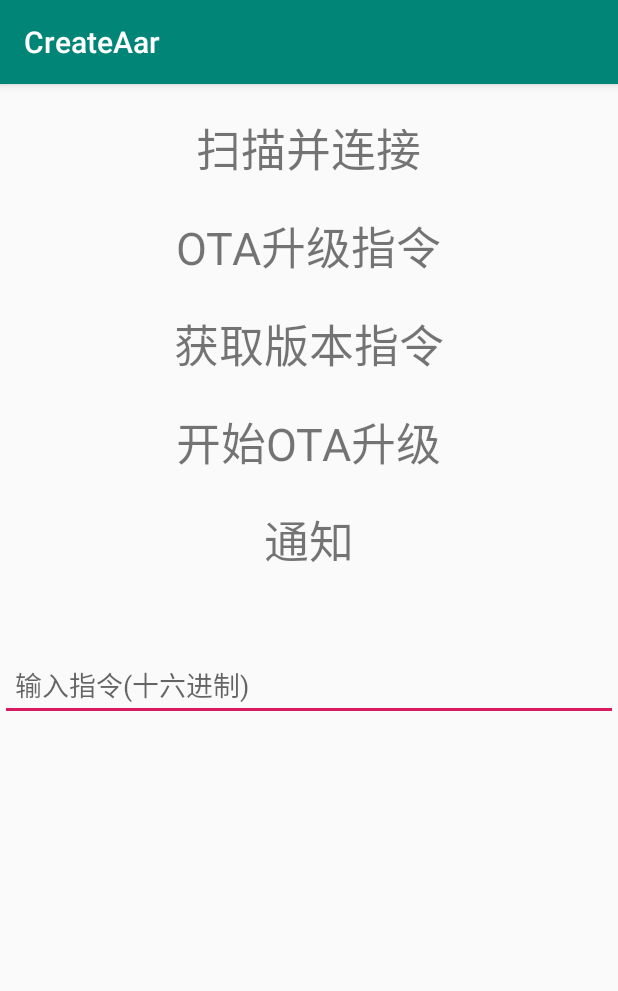
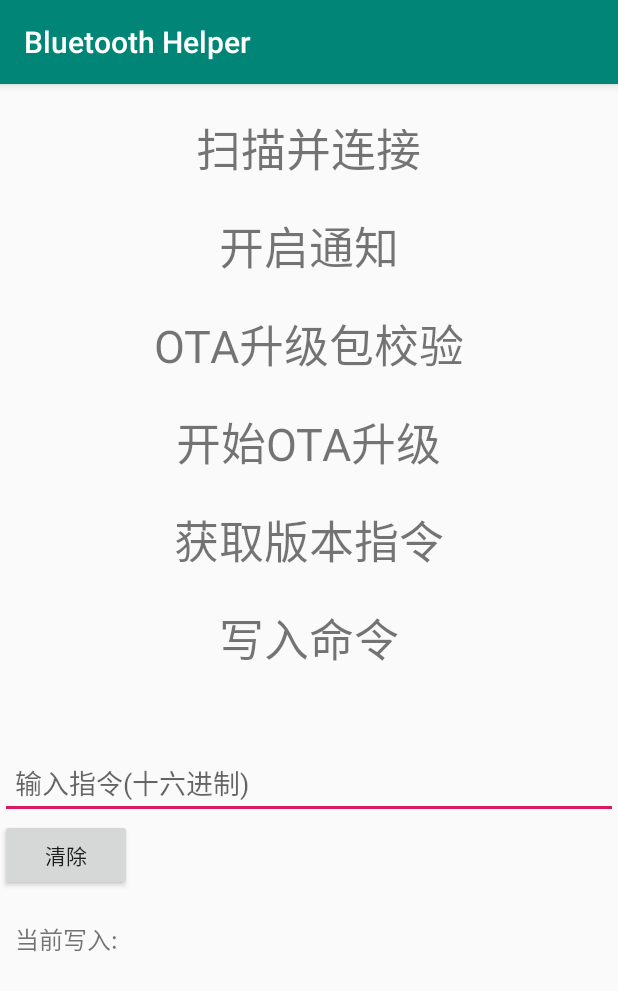
Before and after one commit to LeoKingdom/CreateAar, an Android app: the screen it shows after launch (MainActivity), on a phone screen of 412 x 824 dp. Shown: the top 991 px of the screen. Run offline under Robolectric (Android 15) with nearby library versions, the phone set to English and light mode, and no system bars; our stand-ins replace EventBus; libraries missing offline, so code that uses them is left out: com.clj.fastble; 3 statements that could not run were skipped.

```diff
--- a/app/src/main/java/com/ly/createaar/VirtualLeashHelper.java
+++ b/app/src/main/java/com/ly/createaar/VirtualLeashHelper.java
@@ -191,6 +191,9 @@ public class VirtualLeashHelper {
                 }
             }
 
+            if (disconnectListener!=null){
+                disconnectListener.disconnect(device,gatt);
+            }
 
             if (!bleManager.isBlueEnable()) {
                 deviceSelfDisableListener.deviceSelfDisable();
--- a/app/src/main/res/layout/activity_main.xml
+++ b/app/src/main/res/layout/activity_main.xml
@@ -18,16 +18,32 @@
             android:onClick="scan"
             android:text="扫描并连接"
             android:textSize="30sp" />
-
+        <TextView
+            android:layout_width="wrap_content"
+            android:layout_height="wrap_content"
+            android:layout_marginTop="20dp"
+            android:onClick="notify"
+            android:text="开启通知"
+            android:textSize="30sp" />
         <TextView
             android:id="@+id/ota"
             android:layout_width="wrap_content"
             android:layout_height="wrap_content"
             android:layout_marginTop="20dp"
             android:onClick="read"
-            android:text="OTA升级指令"
+            android:text="OTA升级包校验"
             android:textSize="30sp" />
 
+
+
+        <TextView
+            android:id="@+id/ota_data"
+            android:layout_width="wrap_content"
+            android:layout_height="wrap_content"
+            android:layout_marginTop="20dp"
+            android:onClick="write"
+            android:text="开始OTA升级"
+            android:textSize="30sp" />
         <TextView
             android:id="@+id/version"
             android:layout_width="wrap_content"
@@ -36,22 +52,16 @@
             android:onClick="read"
             android:text="获取版本指令"
             android:textSize="30sp" />
-
         <TextView
+            android:id="@+id/write"
             android:layout_width="wrap_content"
             android:layout_height="wrap_content"
             android:layout_marginTop="20dp"
             android:onClick="write"
-            android:text="开始OTA升级"
+            android:text="写入命令"
             android:textSize="30sp" />
 
-        <TextView
-            android:layout_width="wrap_content"
-            android:layout_height="wrap_content"
-            android:layout_marginTop="20dp"
-            android:onClick="notify"
-            android:text="通知"
-            android:textSize="30sp" />
+
 
 
         <EditText
@@ -64,6 +74,21 @@
             android:paddingStart="10dp"
             android:paddingEnd="10dp"
             android:singleLine="true" />
+        <Button
+            android:onClick="clear"
+            android:layout_width="wrap_content"
+            android:layout_height="wrap_content"
+            android:layout_gravity="left"
+            android:text="清除"/>
+        <TextView
+            android:id="@+id/write_tv"
+            android:layout_width="match_parent"
+            android:layout_height="wrap_content"
+            android:layout_marginTop="20dp"
+            android:text="当前写入:"
+            android:textSize="16sp"
+            android:layout_marginRight="@dimen/dp_10"
+            android:layout_marginLeft="@dimen/dp_10"/>
     </LinearLayout>
     <com.ly.bluetoothhelper.widget.ProgressDialogWidget
         android:id="@+id/progress_dialog"
--- a/app/src/main/res/values/strings.xml
+++ b/app/src/main/res/values/strings.xml
@@ -1,3 +1,3 @@
 <resources>
-    <string name="app_name">CreateAar</string>
+    <string name="app_name">Bluetooth Helper</string>
 </resources>
--- a/bluetoothhelper/src/main/java/com/ly/bluetoothhelper/helper/BluetoothHelper.java
+++ b/bluetoothhelper/src/main/java/com/ly/bluetoothhelper/helper/BluetoothHelper.java
@@ -139,6 +139,7 @@ public class BluetoothHelper {
             }
 
             public void onScanFinished(BleDevice bleDevice) {
+                Log.e("device----",bleDevice+"");
                 if (handleListener != null) {
                     handleListener.onScanFinished(bleDevice);
                 }
@@ -242,7 +243,6 @@ public class BluetoothHelper {
         if (this.uuidHelper == null) {
             this.uuidHelper = new BleUuidHelper();
         }
-        Log.e("uuid---",uuidHelper.getNotiyUuid()+"/"+uuidHelper.getServiceUuid());
         BleManager.getInstance().notify(bleDevice, this.uuidHelper.getServiceUuid(), this.uuidHelper.getNotiyUuid(), new BleNotifyCallback() {
             public void onNotifySuccess() {
                 if (listener != null) {
--- a/bluetoothhelper/src/main/java/com/ly/bluetoothhelper/widget/ProgressDialogWidget.java
+++ b/bluetoothhelper/src/main/java/com/ly/bluetoothhelper/widget/ProgressDialogWidget.java
@@ -25,6 +25,8 @@ public class ProgressDialogWidget extends RelativeLayout {
     private ProgressBar progressBar;//进度条
     private TextView progressNumTv;//进度
 
+
+    private TextView currentPacket;
     public ProgressDialogWidget(Context context) {
         this(context, null, 0);
     }
@@ -43,6 +45,7 @@ public class ProgressDialogWidget extends RelativeLayout {
         ivBg = inflate.findViewById(R.id.iv_bg);
         progressBar=inflate.findViewById(R.id.progress_bar);
         progressNumTv=inflate.findViewById(R.id.progress_bar_tv);
+        currentPacket=inflate.findViewById(R.id.progress_tv_pro);
         ivBg.setOnClickListener(null);
 
     }
@@ -87,6 +90,11 @@ public class ProgressDialogWidget extends RelativeLayout {
     public TextView getTvTitle() {
         return this.tvTitle;
     }
+
+    public TextView getCurrentPacket() {
+        return currentPacket;
+    }
+
 
     /**
      * 进度
--- a/bluetoothhelper/src/main/res/layout/widget_dialog_progress.xml
+++ b/bluetoothhelper/src/main/res/layout/widget_dialog_progress.xml
@@ -31,6 +31,7 @@
             android:layout_marginBottom="@dimen/dp_10"
             android:layout_marginTop="@dimen/dp_10"/>
         <TextView
+            android:id="@+id/progress_tv_pro"
             android:layout_width="wrap_content"
             android:layout_height="wrap_content"
             android:text="当前进度:"
```
Also changed, not shown: app/src/main/java/com/ly/createaar/MainActivity.java (+97 -112 lines), app/src/main/java/com/ly/createaar/OTAUpgradeService.java (+11 -5 lines), bluetoothhelper/src/main/java/com/ly/bluetoothhelper/utils/DataPacketUtils.java (+93 -6 lines), bluetoothhelper/src/main/java/com/ly/bluetoothhelper/utils/SharePreferenceUtils.java (added, +58 -0 lines).
